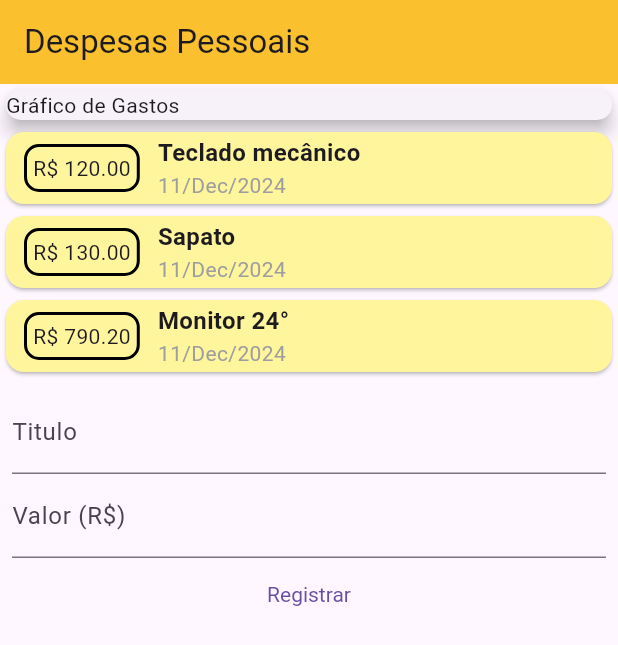
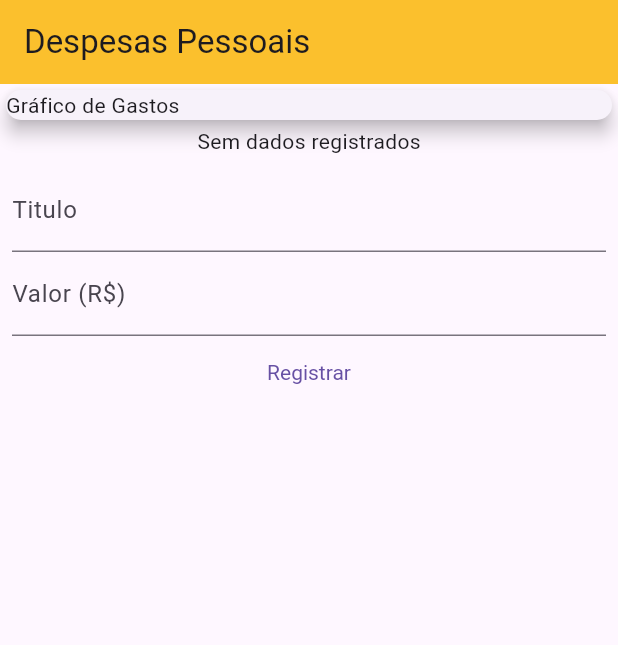
Before and after one commit to pauloRodri29/daily_funds, a Flutter app: the screen it shows after launch, on a phone screen of 412 x 824 dp. Shown: the top 645 px of the screen. Run offline on Flutter 3.47's test engine with Material 3 defaults, Android fonts, the phone set to English and light mode, and no system bars.

Commit message:
Corrigido problema do estado da lista de transição

```diff
--- a/lib/components/transaction_form.dart
+++ b/lib/components/transaction_form.dart
@@ -1,30 +1,30 @@
 import 'package:flutter/material.dart';
 
-class TransactionForm extends StatefulWidget {
-  const TransactionForm({super.key});
+class TransactionForm extends StatelessWidget {
+  final title = TextEditingController();
+  final value = TextEditingController();
+  final void Function(String, double) onPressed;
+  TransactionForm(this.onPressed, {super.key});
 
-  @override
-  State<TransactionForm> createState() => _TransactionFormState();
-}
-
-class _TransactionFormState extends State<TransactionForm> {
   @override
   Widget build(BuildContext context) {
     return Container(
       padding: const EdgeInsets.all(8),
       child: Column(
         children: [
-          const TextField(
-            // controller: title,
+          TextField(
+            keyboardType: TextInputType.text,
+            controller: title,
             // onChanged: (newValor) => value = newValor,
-            decoration: InputDecoration(
+            decoration: const InputDecoration(
               label: Text("Titulo"),
             ),
           ),
-          const TextField(
-            // controller: value,
+          TextField(
+            keyboardType: TextInputType.number,
+            controller: value,
             // onChanged: (newValor) => title = newValor,
-            decoration: InputDecoration(
+            decoration: const InputDecoration(
               label: Text("Valor (R\$)"),
             ),
           ),
@@ -34,7 +34,9 @@ class _TransactionFormState extends State<TransactionForm> {
                 TextStyle(color: Colors.black),
               ),
             ),
-            onPressed: () {},
+            onPressed: () {
+              onPressed(title.text, double.parse(value.text));
+            },
             child: const Text("Registrar"),
           )
         ],
--- a/lib/components/transaction_user.dart
+++ b/lib/components/transaction_user.dart
@@ -1,3 +1,5 @@
+import 'dart:math';
+
 import 'package:daily_funds/components/transaction_form.dart';
 import 'package:daily_funds/components/transaction_list.dart';
 import 'package:daily_funds/models/transaction.dart';
@@ -11,30 +13,34 @@ class TransactionUser extends StatefulWidget {
 }
 
 class _TransactionUserState extends State<TransactionUser> {
-  final _transactions = [
-    Transaction(
-      id: '1',
-      title: "Teclado mecânico",
-      value: 120.0,
-      date: DateTime.now(),
-    ),
-    Transaction(
-      id: '2',
-      title: "Sapato",
-      value: 130.0,
-      date: DateTime.now(),
-    ),
-    Transaction(
-      id: '3',
-      title: "Monitor 24°",
-      value: 790.20,
-      date: DateTime.now(),
-    ),
-  ];
+  final List<Transaction> _transactions = [];
+
+  //Função para adcionar uma nova transição na lista
+  void addTransaction(String title, double value) {
+    final newTransaction = Transaction(
+        id: Random().nextDouble().toString(),
+        title: title,
+        value: value,
+        date: DateTime.now());
+
+    setState(() {
+      _transactions.add(newTransaction);
+    });
+  }
+
   @override
   Widget build(BuildContext context) {
     return Column(
-      children: [TransactionList(_transactions), const TransactionForm()],
+      children: [
+        _transactions.isNotEmpty
+            ? TransactionList(_transactions)
+            : const SizedBox(
+                child: Text("Sem dados registrados"),
+              ),
+        TransactionForm(
+          addTransaction,
+        ),
+      ],
     );
   }
 }
--- a/lib/pages/home_page.dart
+++ b/lib/pages/home_page.dart
@@ -3,9 +3,6 @@ import 'package:flutter/material.dart';
 
 class HomePage extends StatelessWidget {
   // const HomePage({super.key});
-  final value = TextEditingController();
-  final title = TextEditingController();
-
   HomePage({super.key});
 
   @override
```
